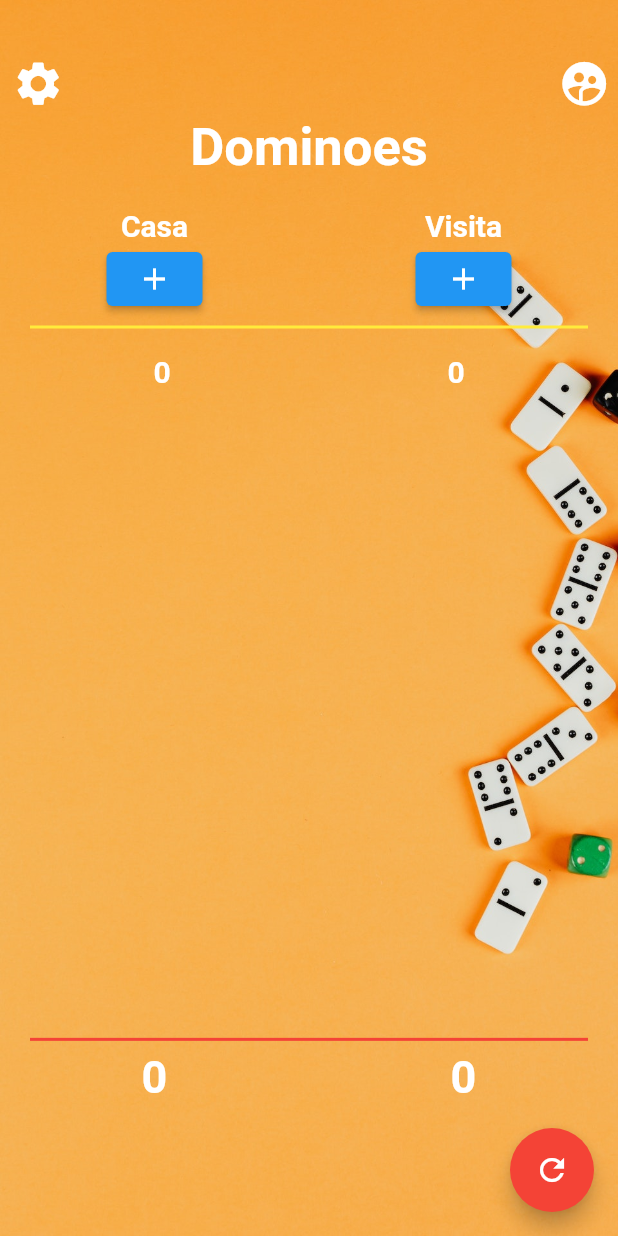
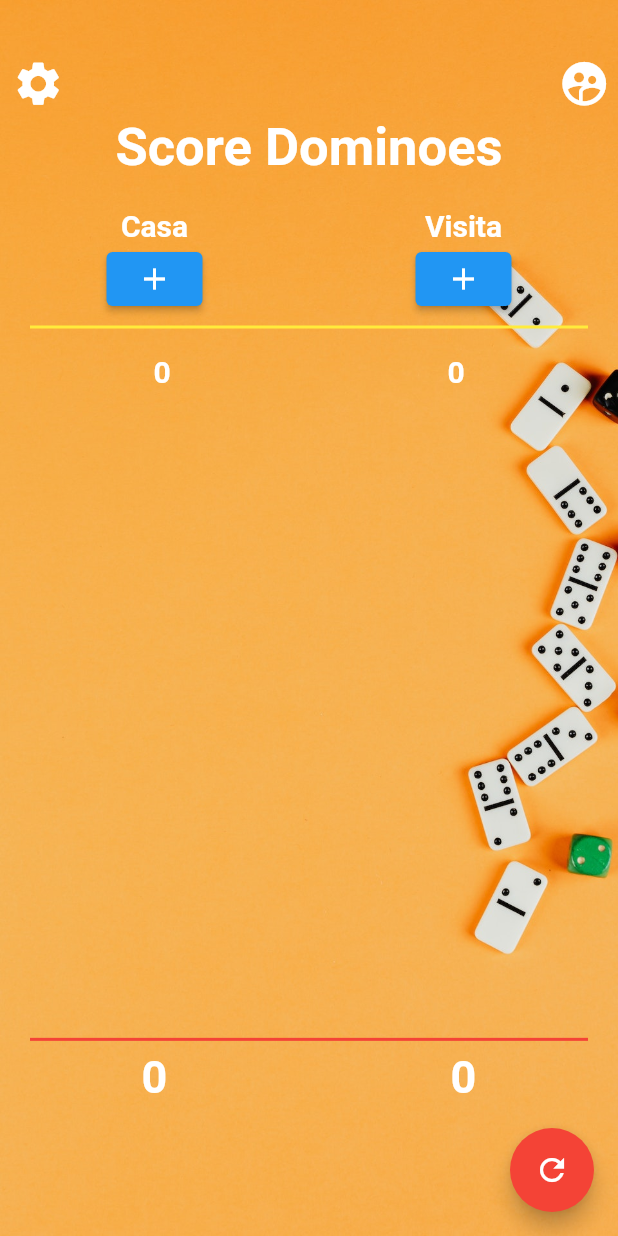
Before and after one commit to Blast06/apuntes_dominoes, a Flutter app: the HomePage screen opened directly, on a phone screen of 412 x 824 dp. Run offline on Flutter 3.47's test engine with Material 2 defaults, Android fonts, the phone set to English and light mode, and no system bars; our stand-ins replace assets_audio_player, get, google_mobile_ads, logger, lottie, package_info and 2 more; accounts and stored records are empty; statements that could not run were skipped.

Commit message:
translated app title

```diff
--- a/lib/Translations.dart
+++ b/lib/Translations.dart
@@ -7,7 +7,7 @@ class MyTransalations extends Translations {
         'en': {
           'start_text': 'RPG',
           'start_text_btn': 'START',
-          'title': 'Dominoes',
+          'title': 'Score Dominoes',
           'names_page': 'Names for RPG',
           'bottom_bar_home': 'Home',
           'bottom_bar_privacy': 'Privacy Policy',
@@ -35,7 +35,7 @@ class MyTransalations extends Translations {
         },
         'es': {
           'start_text': 'RPG',
-          'title': 'Nombres para RPGs',
+          'title': 'Apuntes de Domino',
           'start_text_btn': 'INICIAR',
           'names_page': 'Nombres para RPG',
           'bottom_bar_home': 'Inicio',
```
